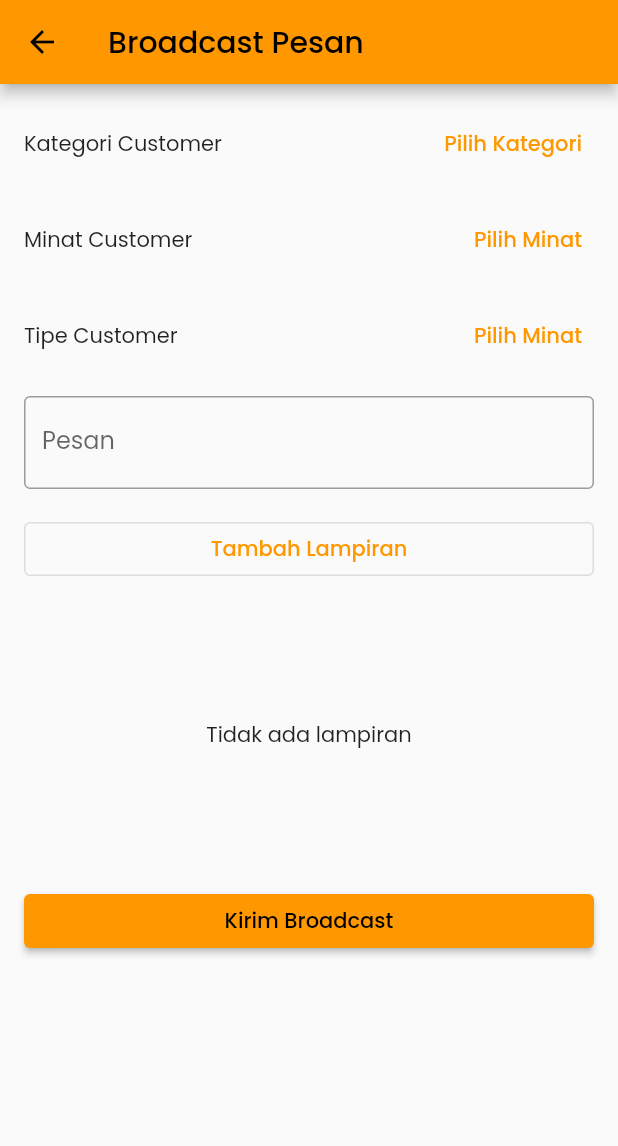
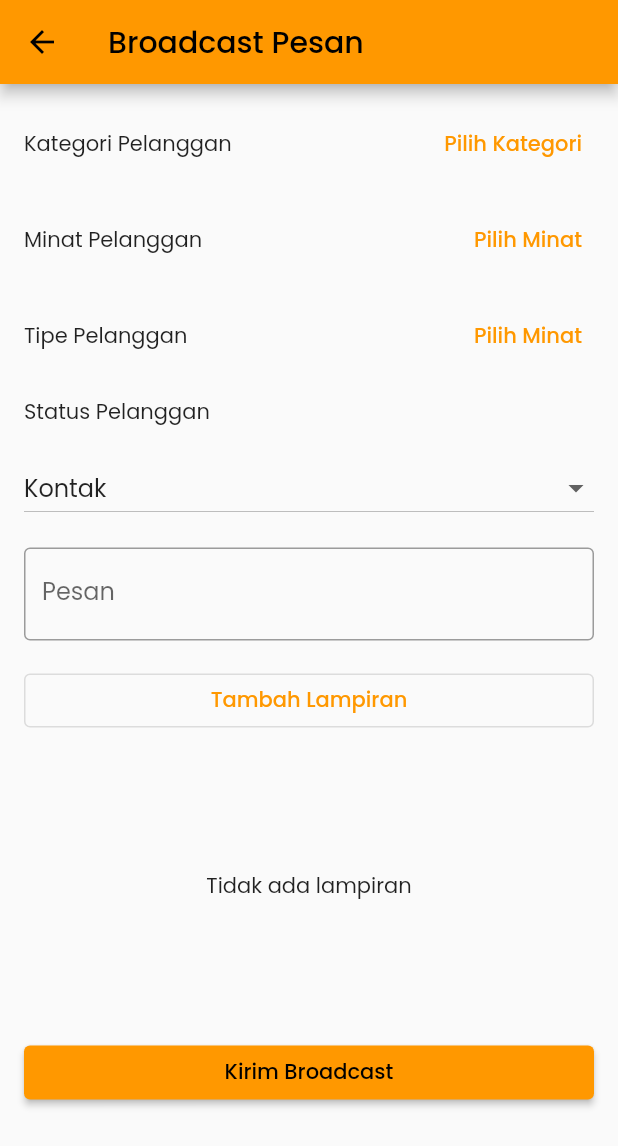
Before and after one commit to mirfanrafif/alohaapp, a Flutter app: the BroadcastPage screen opened directly, on a phone screen of 412 x 824 dp. Shown: the top 1146 px of the screen. Run offline on Flutter 3.47's test engine with Material 2 defaults, Android fonts, the light colour scheme and no system bars; our stand-ins replace file_picker, firebase_analytics, firebase_core, firebase_crashlytics, fl_chart, flutter_local_notifications and 8 more; accounts and stored records are empty; network calls fail.

Commit message:
add customer status

```diff
--- a/lib/components/pages/broadcast_page.dart
+++ b/lib/components/pages/broadcast_page.dart
@@ -22,6 +22,7 @@ class _BroadcastPageState extends State<BroadcastPage> {
   final List<CustomerInterests> _selectedInterests = [];
   final List<CustomerTypes> _selectedTypes = [];
   late MessageProvider _provider;
+  String status = "Kontak";
   final _messageController = TextEditingController();
   File? file;
   String type = "text";
@@ -47,7 +48,7 @@ class _BroadcastPageState extends State<BroadcastPage> {
             children: [
               Row(
                 children: [
-                  const Expanded(child: Text("Kategori Customer")),
+                  const Expanded(child: Text("Kategori Pelanggan")),
                   TextButton(
                       onPressed: () {
                         showModalBottomSheet(
@@ -91,7 +92,7 @@ class _BroadcastPageState extends State<BroadcastPage> {
               //customer interests
               Row(
                 children: [
-                  const Expanded(child: Text("Minat Customer")),
+                  const Expanded(child: Text("Minat Pelanggan")),
                   TextButton(
                       onPressed: () {
                         showModalBottomSheet(
@@ -135,7 +136,7 @@ class _BroadcastPageState extends State<BroadcastPage> {
               //customer interests
               Row(
                 children: [
-                  const Expanded(child: Text("Tipe Customer")),
+                  const Expanded(child: Text("Tipe Pelanggan")),
                   TextButton(
                       onPressed: () {
                         showModalBottomSheet(
@@ -174,6 +175,33 @@ class _BroadcastPageState extends State<BroadcastPage> {
                 height: 16,
               ),
 
+              const Text(
+                "Status Pelanggan",
+              ),
+              const SizedBox(
+                height: 16,
+              ),
+              SizedBox(
+                child: DropdownButton<String>(
+                    isExpanded: true,
+                    items: ["Kontak", "Prospek Kontak", "Blacklist Kontak"]
+                        .map((e) => DropdownMenuItem<String>(
+                              child: Text(e),
+                              value: e,
+                            ))
+                        .toList(),
+                    value: status,
+                    onChanged: (selected) {
+                      setState(() {
+                        status = selected ?? "Kontak";
+                      });
+                    }),
+                width: double.infinity,
+              ),
+
+              const SizedBox(
+                height: 16,
+              ),
               //Text
               TextField(
                 controller: _messageController,
@@ -199,6 +227,7 @@ class _BroadcastPageState extends State<BroadcastPage> {
                         _selectedCategories,
                         _selectedInterests,
                         _selectedTypes,
+                        status,
                         _messageController.text,
                         type,
                         file,
--- a/lib/data/providers/message_provider.dart
+++ b/lib/data/providers/message_provider.dart
@@ -475,6 +475,7 @@ class MessageProvider extends ChangeNotifier {
       List<CustomerCategories> categories,
       List<CustomerInterests> interests,
       List<CustomerTypes> types,
+      String status,
       String message,
       String broadcastType,
       File? file,
@@ -489,6 +490,7 @@ class MessageProvider extends ChangeNotifier {
             categories: categoriesList,
             types: typesList,
             interests: interestList,
+            status: status,
             message: message,
             token: _token);
         break;
@@ -498,6 +500,7 @@ class MessageProvider extends ChangeNotifier {
             types: typesList,
             interests: interestList,
             message: message,
+            status: status,
             file: file!,
             token: _token);
         break;
@@ -507,6 +510,7 @@ class MessageProvider extends ChangeNotifier {
             types: typesList,
             interests: interestList,
             file: file!,
+            status: status,
             token: _token);
         break;
       case "video":
@@ -515,6 +519,7 @@ class MessageProvider extends ChangeNotifier {
             types: typesList,
             interests: interestList,
             file: file!,
+            status: status,
             message: message,
             token: _token);
         break;
--- a/lib/data/service/broadcast_message_service.dart
+++ b/lib/data/service/broadcast_message_service.dart
@@ -81,6 +81,7 @@ class BroadcastMessageService {
       {required List<String> categories,
       required List<String> types,
       required List<String> interests,
+      required String status,
       required String message,
       required String token}) async {
     try {
@@ -88,7 +89,8 @@ class BroadcastMessageService {
         'message': message,
         'categories': categories,
         'interests': interests,
-        'types': types
+        'types': types,
+        'status': status
       });
 
       var response = await post(Uri.https(baseUrl, "/message/broadcast"),
@@ -119,6 +121,7 @@ class BroadcastMessageService {
       required List<String> categories,
       required List<String> types,
       required List<String> interests,
+      required String status,
       required String token}) async {
     try {
       var request = MultipartRequest(
@@ -134,6 +137,7 @@ class BroadcastMessageService {
       request.fields['categories'] = jsonEncode(categories);
       request.fields['interests'] = jsonEncode(interests);
       request.fields['types'] = jsonEncode(types);
+      request.fields['status'] = jsonEncode(status);
 
       //add message to request
       request.fields['message'] = message;
@@ -161,6 +165,7 @@ class BroadcastMessageService {
       required List<String> categories,
       required List<String> types,
       required List<String> interests,
+      required String status,
       required String token}) async {
     try {
       var request = MultipartRequest(
@@ -176,6 +181,7 @@ class BroadcastMessageService {
       request.fields['categories'] = jsonEncode(categories);
       request.fields['interests'] = jsonEncode(interests);
       request.fields['types'] = jsonEncode(types);
+      request.fields['status'] = jsonEncode(status);
 
       var streamedResponse = await request.send();
       var responseBytes = await streamedResponse.stream.toBytes();
@@ -201,6 +207,7 @@ class BroadcastMessageService {
       required List<String> categories,
       required List<String> types,
       required List<String> interests,
+      required String status,
       required String token}) async {
     try {
       var request = MultipartRequest(
@@ -216,6 +223,7 @@ class BroadcastMessageService {
       request.fields['categories'] = jsonEncode(categories);
       request.fields['interests'] = jsonEncode(interests);
       request.fields['types'] = jsonEncode(types);
+      request.fields['status'] = jsonEncode(status);
 
       //add message to request
       request.fields['message'] = message;
```
